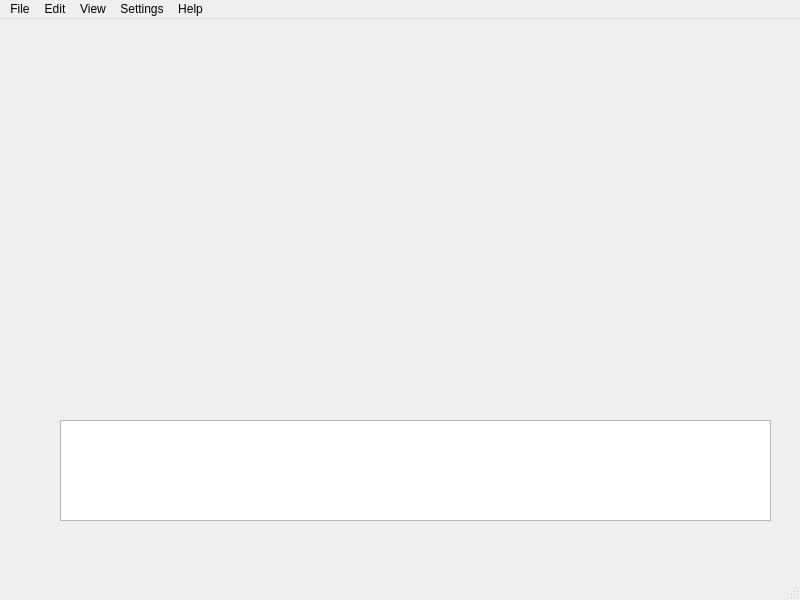
Above: sandbox/python/piano_gui/pianoForm.ui from luiarthur/signal_processing before the change. Below: the same form after it.
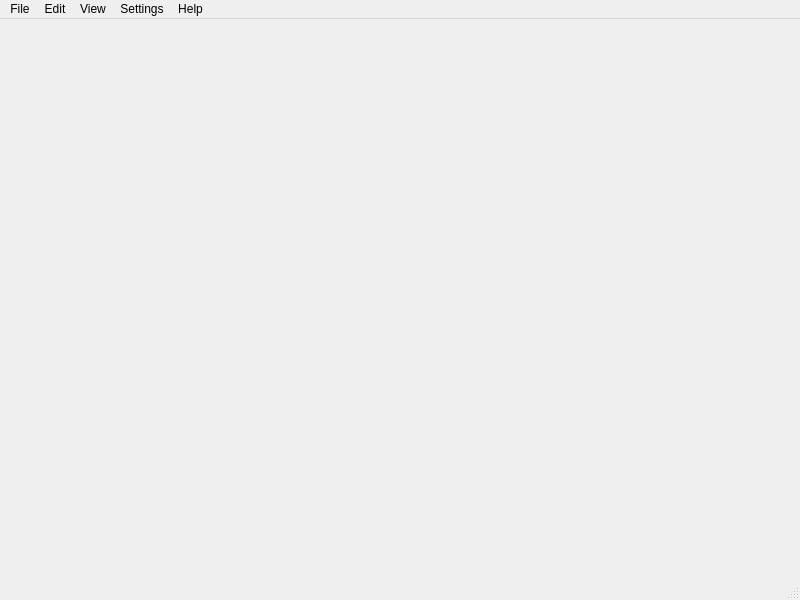
That is the form after the change.

What changed in the file:
```diff
--- a/sandbox/python/piano_gui/pianoForm.ui
+++ b/sandbox/python/piano_gui/pianoForm.ui
@@ -13,18 +13,7 @@
   <property name="windowTitle">
    <string>MainWindow</string>
   </property>
-  <widget class="QWidget" name="centralwidget">
-   <widget class="QGraphicsView" name="graphicsViewPiano">
-    <property name="geometry">
-     <rect>
-      <x>60</x>
-      <y>401</y>
-      <width>711</width>
-      <height>101</height>
-     </rect>
-    </property>
-   </widget>
-  </widget>
+  <widget class="QWidget" name="centralwidget"/>
   <widget class="QMenuBar" name="menubar">
    <property name="geometry">
     <rect>
```
